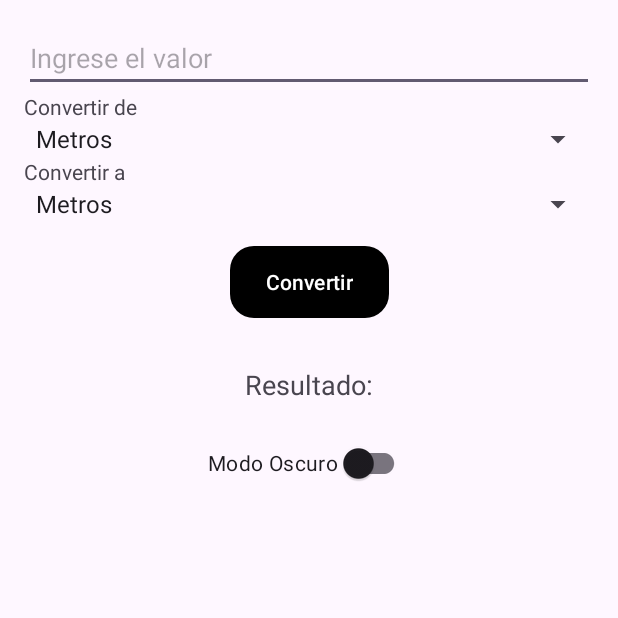
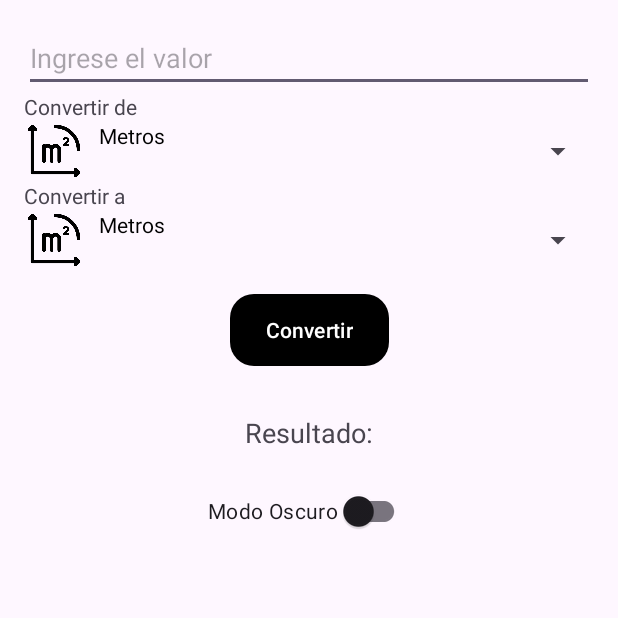
Before and after one commit to marzubiri/Final-am-acn4a-paez-zubiri, an Android app: the screen it shows after launch (MainActivity), on a phone screen of 412 x 824 dp, the top half of it. Run offline under Robolectric (Android 15) with nearby library versions, the phone set to English and light mode, and no system bars.

Commit message:
style(ui): add icons to spinner options

```diff
--- a/app/src/main/java/ar/edu/davinci/a242_clase3/MainActivity.java
+++ b/app/src/main/java/ar/edu/davinci/a242_clase3/MainActivity.java
@@ -1,16 +1,19 @@
 package ar.edu.davinci.a242_clase3;
 
+import android.content.Context;
 import android.content.SharedPreferences;
 import android.os.Bundle;
+import android.view.LayoutInflater;
 import android.view.View;
+import android.view.ViewGroup;
 import android.widget.ArrayAdapter;
 import android.widget.Button;
 import android.widget.EditText;
+import android.widget.ImageView;
 import android.widget.Spinner;
 import android.widget.TextView;
 import androidx.appcompat.app.AppCompatActivity;
 import androidx.appcompat.app.AppCompatDelegate;
-
 
 public class MainActivity extends AppCompatActivity {
 
@@ -22,10 +25,12 @@ public class MainActivity extends AppCompatActivity {
     private Button convertButton;
     private androidx.appcompat.widget.SwitchCompat darkModeSwitch;
 
-
     // Variables para SharedPreferences
     private SharedPreferences sharedPreferences;
     private SharedPreferences.Editor editor;
+
+    // Array de imágenes para los Spinners
+    private int[] images = {R.drawable.meter, R.drawable.kilometer, R.drawable.centimeter, R.drawable.inches, R.drawable.feet};
 
     @Override
     protected void onCreate(Bundle savedInstanceState) {
@@ -40,12 +45,36 @@ public class MainActivity extends AppCompatActivity {
         convertButton = findViewById(R.id.convertButton);
         darkModeSwitch = findViewById(R.id.darkModeSwitch);
 
-        // Configurar el adaptador de los Spinners con el array de unidades
+        // Configurar el adaptador de los Spinners con el array de unidades e imágenes
         String[] unitsArray = getResources().getStringArray(R.array.units_array);
-        ArrayAdapter<String> adapter = new ArrayAdapter<>(this, android.R.layout.simple_spinner_item, unitsArray);
-        adapter.setDropDownViewResource(android.R.layout.simple_spinner_dropdown_item);
-        spinnerFrom.setAdapter(adapter);
-        spinnerTo.setAdapter(adapter);
+        CustomAdapter customAdapter = new CustomAdapter(this, unitsArray, images);
+        spinnerFrom.setAdapter(customAdapter);
+        spinnerTo.setAdapter(customAdapter);
+
+        // Inicializar SharedPreferences para guardar la preferencia del Dark Mode
+        sharedPreferences = getSharedPreferences("sharedPrefs", MODE_PRIVATE);
+        editor = sharedPreferences.edit();
+
+        // Verificar el estado del Dark Mode al iniciar
+        boolean isDarkModeOn = sharedPreferences.getBoolean("isDarkModeOn", false);
+        if (isDarkModeOn) {
+            AppCompatDelegate.setDefaultNightMode(AppCompatDelegate.MODE_NIGHT_YES);
+            darkModeSwitch.setChecked(true); // Mantener el switch activado
+        } else {
+            AppCompatDelegate.setDefaultNightMode(AppCompatDelegate.MODE_NIGHT_NO);
+        }
+
+        // Listener para el Switch que alterna el modo oscuro
+        darkModeSwitch.setOnCheckedChangeListener((buttonView, isChecked) -> {
+            if (isChecked) {
+                AppCompatDelegate.setDefaultNightMode(AppCompatDelegate.MODE_NIGHT_YES);
+                editor.putBoolean("isDarkModeOn", true);
+            } else {
+                AppCompatDelegate.setDefaultNightMode(AppCompatDelegate.MODE_NIGHT_NO);
+                editor.putBoolean("isDarkModeOn", false);
+            }
+            editor.apply(); // Guardar la preferencia del usuario
+        });
 
         // Manejo del evento de clic en el botón de conversión
         convertButton.setOnClickListener(new View.OnClickListener() {
@@ -55,7 +84,6 @@ public class MainActivity extends AppCompatActivity {
                 String toUnit = spinnerTo.getSelectedItem().toString();
                 String inputValueStr = inputValue.getText().toString();
 
-                // Verificar que el valor de entrada no esté vacío
                 if (!inputValueStr.isEmpty()) {
                     double value = Double.parseDouble(inputValueStr);
                     double result = convertUnits(value, fromUnit, toUnit);
@@ -65,40 +93,44 @@ public class MainActivity extends AppCompatActivity {
                 }
             }
         });
-        // Inicializar SharedPreferences para guardar la preferencia del Dark Mode
-        sharedPreferences = getSharedPreferences("sharedPrefs", MODE_PRIVATE);
-        editor = sharedPreferences.edit();
+    }
 
-        // Verificar el estado del Dark Mode al iniciar
-        boolean isDarkModeOn = sharedPreferences.getBoolean("isDarkModeOn", false);
+    // CustomAdapter para agregar imágenes al Spinner
+    public class CustomAdapter extends ArrayAdapter<String> {
+        Context context;
+        String[] unitsArray;
+        int[] images;
 
-        if (isDarkModeOn) {
-            // Si el modo oscuro está activado, aplicarlo
-            AppCompatDelegate.setDefaultNightMode(AppCompatDelegate.MODE_NIGHT_YES);
-            darkModeSwitch.setChecked(true); // Mantener el switch activado
-        } else {
-            // Si el modo claro está activado
-            AppCompatDelegate.setDefaultNightMode(AppCompatDelegate.MODE_NIGHT_NO);
+        public CustomAdapter(Context context, String[] unitsArray, int[] images) {
+            super(context, R.layout.spinner_item, unitsArray);
+            this.context = context;
+            this.unitsArray = unitsArray;
+            this.images = images;
         }
 
-        // Listener para el Switch que alterna el modo oscuro
-        darkModeSwitch.setOnCheckedChangeListener((buttonView, isChecked) -> {
-            if (isChecked) {
-                // Activar el modo oscuro
-                AppCompatDelegate.setDefaultNightMode(AppCompatDelegate.MODE_NIGHT_YES);
-                editor.putBoolean("isDarkModeOn", true);
-            } else {
-                // Desactivar el modo oscuro
-                AppCompatDelegate.setDefaultNightMode(AppCompatDelegate.MODE_NIGHT_NO);
-                editor.putBoolean("isDarkModeOn", false);
+        @Override
+        public View getView(int position, View convertView, ViewGroup parent) {
+            if (convertView == null) {
+                convertView = LayoutInflater.from(context).inflate(R.layout.spinner_item, parent, false);
             }
-            editor.apply(); // Guardar la preferencia del usuario
-        });
+
+            ImageView spinnerImage = convertView.findViewById(R.id.spinnerImage);
+            TextView spinnerText = convertView.findViewById(R.id.spinnerText);
+
+            spinnerImage.setImageResource(images[position]);
+            spinnerText.setText(unitsArray[position]);
+
+            return convertView;
+        }
+
+        @Override
+        public View getDropDownView(int position, View convertView, ViewGroup parent) {
+            return getView(position, convertView, parent);
+        }
     }
 
     // Lógica de conversión en Java
     private double convertUnits(double value, String fromUnit, String toUnit) {
-        // Mapa de factores de conversión
         java.util.Map<String, Double> conversionMap = new java.util.HashMap<>();
         conversionMap.put("Metros", 1.0);
         conversionMap.put("Kilómetros", 1000.0);
@@ -106,8 +138,8 @@ public class MainActivity extends AppCompatActivity {
         conversionMap.put("Pulgadas", 0.0254);
         conversionMap.put("Pies", 0.3048);
 
-        double fromFactor = conversionMap.get(fromUnit) != null ? conversionMap.get(fromUnit) : 1.0;
-        double toFactor = conversionMap.get(toUnit) != null ? conversionMap.get(toUnit) : 1.0;
+        double fromFactor = conversionMap.get(fromUnit);
+        double toFactor = conversionMap.get(toUnit);
 
         return value * (fromFactor / toFactor);
     }
--- /dev/null
+++ b/app/src/main/res/layout/spinner_item.xml
@@ -0,0 +1,19 @@
+<?xml version="1.0" encoding="utf-8"?>
+<LinearLayout xmlns:android="http://schemas.android.com/apk/res/android"
+    android:orientation="horizontal"
+    android:layout_width="match_parent"
+    android:layout_height="wrap_content">
+
+    <ImageView
+        android:id="@+id/spinnerImage"
+        android:layout_width="40dp"
+        android:layout_height="40dp"
+        android:layout_marginRight="10dp"/>
+
+    <TextView
+        android:id="@+id/spinnerText"
+        android:layout_width="wrap_content"
+        android:layout_height="wrap_content"
+        android:textColor="@android:color/black"/>
+
+</LinearLayout>
--- /dev/null
+++ b/app/src/main/res/values/attrs.xml
@@ -0,0 +1,5 @@
+<?xml version="1.0" encoding="utf-8"?>
+<resources>
+    <attr name="buttonTextColor" format="color" />
+    <attr name="buttonBackgroundColor" format="color" />
+</resources>
```
Also changed, not shown: app/src/main/res/values-night/colors.xml (added, +7 -0 lines), app/src/main/res/drawable/centimeter.png (added), app/src/main/res/drawable/feet.png (added), app/src/main/res/drawable/inches.png (added), app/src/main/res/drawable/kilometer.png (added), app/src/main/res/drawable/meter.png (added).
